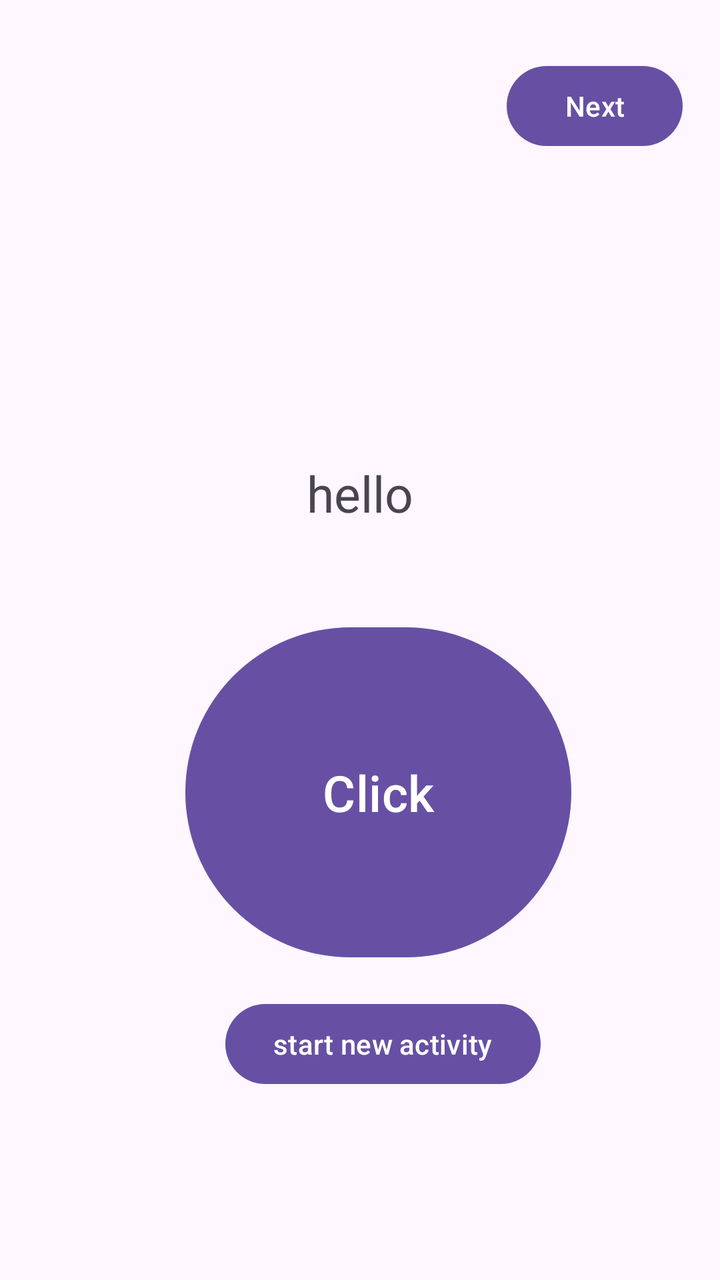
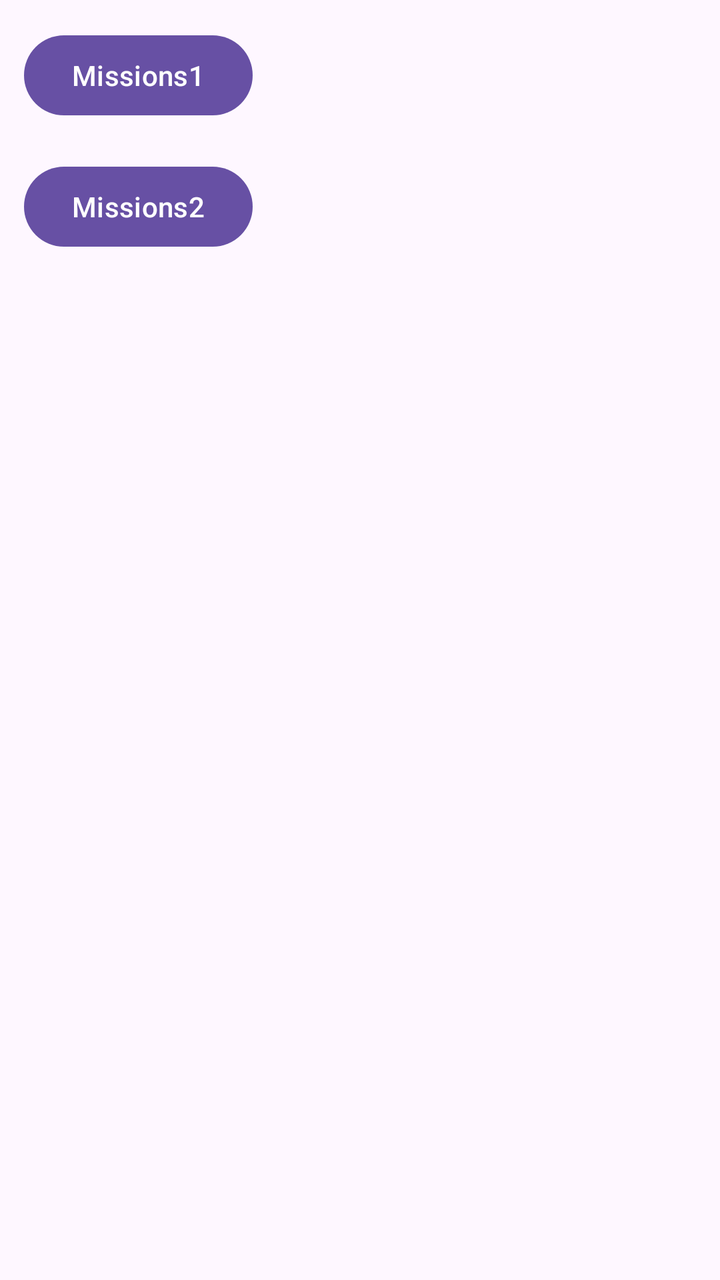

The first picture is an Android layout as it rendered before a commit; the second is the same layout after the commit. The layout source and the unified diff follow.
<!-- AndroidManifest.xml: application theme Theme.MyApplication -->
<!-- res/layout/activity_main.xml -->
<?xml version="1.0" encoding="utf-8"?>
<androidx.constraintlayout.widget.ConstraintLayout xmlns:android="http://schemas.android.com/apk/res/android"
    xmlns:app="http://schemas.android.com/apk/res-auto"
    xmlns:tools="http://schemas.android.com/tools"
    android:id="@+id/main"
    android:layout_width="match_parent"
    android:layout_height="match_parent"
    tools:context=".MainActivity">

    <TextView
        android:id="@+id/textView"
        android:layout_width="wrap_content"
        android:layout_height="wrap_content"
        android:text="hello"
        android:textSize="25dp"
        app:layout_constraintBottom_toBottomOf="parent"
        app:layout_constraintEnd_toEndOf="parent"
        app:layout_constraintStart_toStartOf="parent"
        app:layout_constraintTop_toTopOf="parent"
        app:layout_constraintVertical_bias="0.379" />

    <Button
        android:id="@+id/button"
        android:layout_width="193dp"
        android:layout_height="173dp"
        android:text="Click"
        android:textSize="25dp"
        app:layout_constraintBottom_toBottomOf="parent"
        app:layout_constraintEnd_toEndOf="parent"
        app:layout_constraintHorizontal_bias="0.555"
        app:layout_constraintStart_toStartOf="parent"
        app:layout_constraintTop_toTopOf="parent"
        app:layout_constraintVertical_bias="0.663" />

    <Button
        android:id="@+id/button3"
        android:layout_width="wrap_content"
        android:layout_height="wrap_content"
        android:text="start new activity"
        app:layout_constraintBottom_toBottomOf="parent"
        app:layout_constraintEnd_toEndOf="parent"
        app:layout_constraintHorizontal_bias="0.557"
        app:layout_constraintStart_toStartOf="parent"
        app:layout_constraintTop_toTopOf="parent"
        app:layout_constraintVertical_bias="0.841" />

    <Button
        android:id="@+id/nextButton"
        android:layout_width="wrap_content"
        android:layout_height="wrap_content"
        android:text="Next"
        app:layout_constraintBottom_toBottomOf="parent"
        app:layout_constraintEnd_toEndOf="parent"
        app:layout_constraintHorizontal_bias="0.931"
        app:layout_constraintStart_toStartOf="parent"
        app:layout_constraintTop_toTopOf="parent"
        app:layout_constraintVertical_bias="0.049" />

</androidx.constraintlayout.widget.ConstraintLayout>
<!-- resources referenced by this layout -->
<resources>
  <style name="Theme.MyApplication" parent="Base.Theme.MyApplication" />
  <style name="Base.Theme.MyApplication" parent="Theme.Material3.DayNight.NoActionBar">
          
          
      </style>
</resources>

<!-- the commit's change to res/layout/activity_main.xml (unified diff, before → after) -->
@@ -7,53 +7,27 @@
     android:layout_height="match_parent"
     tools:context=".MainActivity">
 
-    <TextView
-        android:id="@+id/textView"
+    <Button
+        android:id="@+id/btnStartMissions1"
         android:layout_width="wrap_content"
         android:layout_height="wrap_content"
-        android:text="hello"
-        android:textSize="25dp"
+        android:text="Missions1"
         app:layout_constraintBottom_toBottomOf="parent"
         app:layout_constraintEnd_toEndOf="parent"
+        app:layout_constraintHorizontal_bias="0.049"
         app:layout_constraintStart_toStartOf="parent"
         app:layout_constraintTop_toTopOf="parent"
-        app:layout_constraintVertical_bias="0.379" />
+        app:layout_constraintVertical_bias="0.023" />
 
     <Button
-        android:id="@+id/button"
-        android:layout_width="193dp"
-        android:layout_height="173dp"
-        android:text="Click"
-        android:textSize="25dp"
+        android:id="@+id/btnStartMissions2"
+        android:layout_width="wrap_content"
+        android:layout_height="wrap_content"
+        android:text="Missions2"
         app:layout_constraintBottom_toBottomOf="parent"
         app:layout_constraintEnd_toEndOf="parent"
-        app:layout_constraintHorizontal_bias="0.555"
+        app:layout_constraintHorizontal_bias="0.049"
         app:layout_constraintStart_toStartOf="parent"
         app:layout_constraintTop_toTopOf="parent"
-        app:layout_constraintVertical_bias="0.663" />
-
-    <Button
-        android:id="@+id/button3"
-        android:layout_width="wrap_content"
-        android:layout_height="wrap_content"
-        android:text="start new activity"
-        app:layout_constraintBottom_toBottomOf="parent"
-        app:layout_constraintEnd_toEndOf="parent"
-        app:layout_constraintHorizontal_bias="0.557"
-        app:layout_constraintStart_toStartOf="parent"
-        app:layout_constraintTop_toTopOf="parent"
-        app:layout_constraintVertical_bias="0.841" />
-
-    <Button
-        android:id="@+id/nextButton"
-        android:layout_width="wrap_content"
-        android:layout_height="wrap_content"
-        android:text="Next"
-        app:layout_constraintBottom_toBottomOf="parent"
-        app:layout_constraintEnd_toEndOf="parent"
-        app:layout_constraintHorizontal_bias="0.931"
-        app:layout_constraintStart_toStartOf="parent"
-        app:layout_constraintTop_toTopOf="parent"
-        app:layout_constraintVertical_bias="0.049" />
-
+        app:layout_constraintVertical_bias="0.134" />
 </androidx.constraintlayout.widget.ConstraintLayout>
